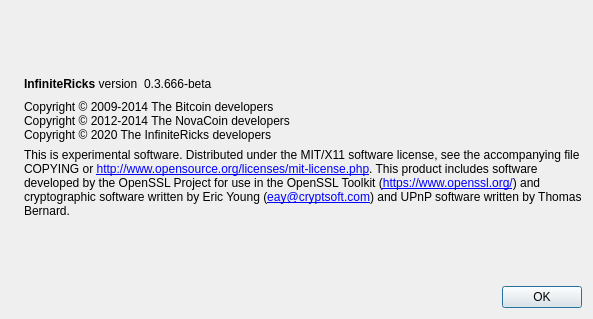
Before: the Qt Designer form src/qt/forms/aboutdialog.ui in coinsdevcode/InfiniteRicks, drawn with Qt 5.
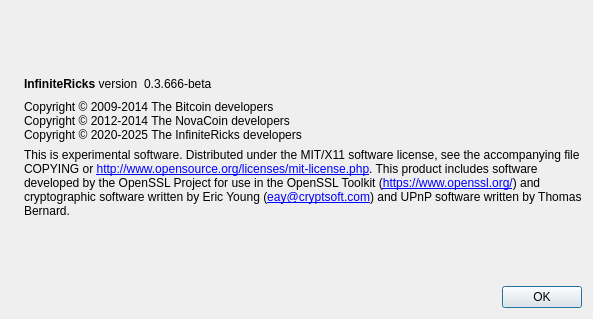
After: the same form once the commit is applied. Icons and pictures are not drawn.

What changed in the file:
```diff
--- a/src/qt/forms/aboutdialog.ui
+++ b/src/qt/forms/aboutdialog.ui
@@ -93,7 +93,7 @@
        <property name="text">
         <string>Copyright © 2009-2014 The Bitcoin developers
 Copyright © 2012-2014 The NovaCoin developers
-Copyright © 2020 The InfiniteRicks developers</string>
+Copyright © 2020-2025 The InfiniteRicks developers</string>
        </property>
        <property name="textInteractionFlags">
         <set>Qt::LinksAccessibleByMouse|Qt::TextSelectableByKeyboard|Qt::TextSelectableByMouse</set>
```
